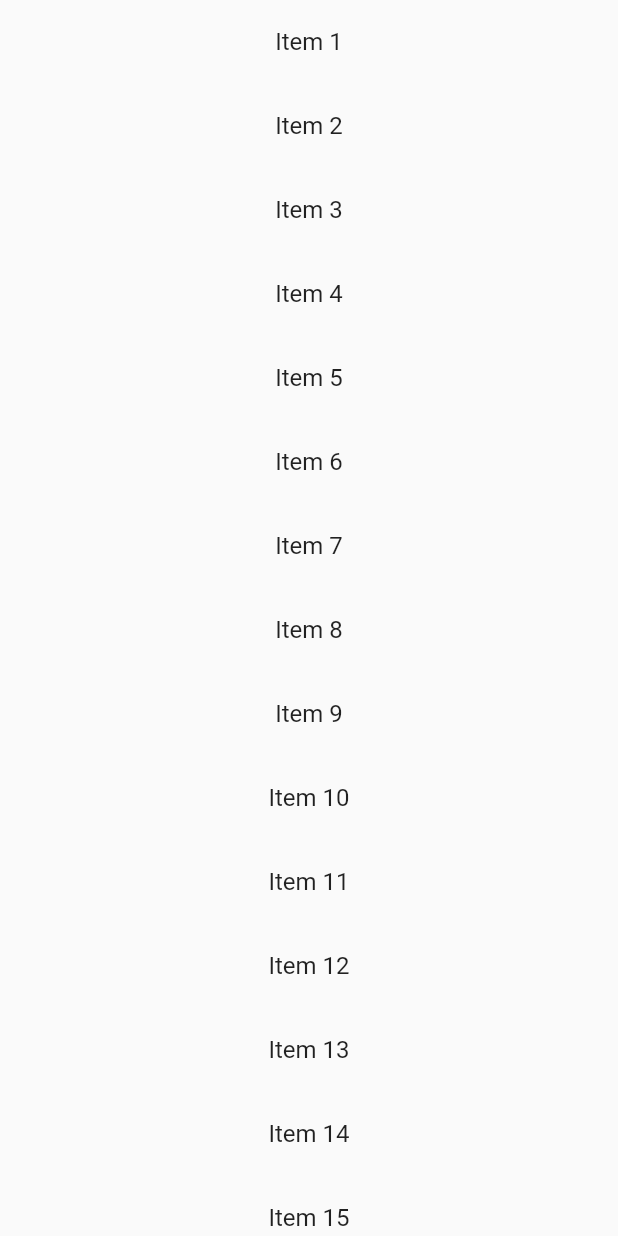
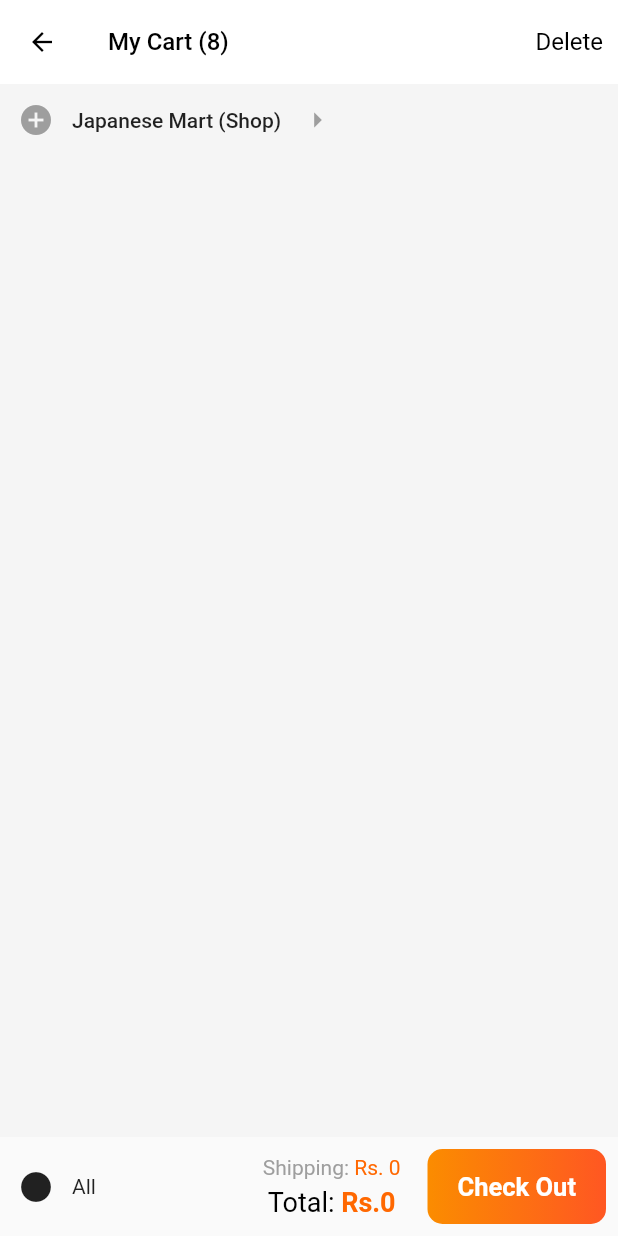
Before and after one commit to dnesbala/flutter-practice, a Flutter app: the screen it shows after launch, on a phone screen of 412 x 824 dp. Run offline on Flutter 3.47's test engine with Material 2 defaults, Android fonts, the phone set to English and light mode, and no system bars.

Commit message:
Added daraz cart bottom UI

```diff
--- a/lib/main.dart
+++ b/lib/main.dart
@@ -1,5 +1,6 @@
 import 'package:flutter/material.dart';
-import 'widgets/widgets.dart';
+import 'package:flutter_practice/ui/daraz_cart/daraz_cart_page.dart';
+// import 'widgets/widgets.dart';
 
 void main() {
   runApp(MyApp());
@@ -14,7 +15,7 @@ class MyApp extends StatelessWidget {
       theme: ThemeData(
         primarySwatch: Colors.purple,
       ),
-      home: DismissibleListPage(),
+      home: DarazCartPage(),
     );
   }
 }
--- /dev/null
+++ b/lib/ui/daraz_cart/daraz_cart_bottom_sheet.dart
@@ -0,0 +1,90 @@
+import 'package:flutter/material.dart';
+
+class DarazCartBottomSheet extends StatelessWidget {
+  static const TextStyle blackText =
+      TextStyle(color: Colors.black, fontSize: 16);
+  static const darazOrangeColor = Color(0xFFFF6801);
+
+  @override
+  Widget build(BuildContext context) {
+    return Container(
+      child: Row(
+        mainAxisAlignment: MainAxisAlignment.spaceBetween,
+        children: [
+          Row(
+            children: [
+              IconButton(
+                onPressed: () {},
+                icon: Icon(Icons.circle),
+              ),
+              Text("All"),
+            ],
+          ),
+          Row(
+            children: [
+              Column(
+                mainAxisSize: MainAxisSize.min,
+                children: [
+                  RichText(
+                    text: TextSpan(
+                      text: "Shipping: ",
+                      style: TextStyle(
+                        fontSize: 14,
+                        color: Colors.grey,
+                      ),
+                      children: [
+                        TextSpan(
+                          text: "Rs. 0",
+                          style:
+                              TextStyle(fontSize: 14, color: darazOrangeColor),
+                        ),
+                      ],
+                    ),
+                  ),
+                  SizedBox(height: 5),
+                  RichText(
+                    text: TextSpan(
+                      text: "Total: ",
+                      style: TextStyle(fontSize: 18, color: Colors.black),
+                      children: [
+                        TextSpan(
+                          text: "Rs.0",
+                          style: TextStyle(
+                              fontSize: 18,
+                              color: darazOrangeColor,
+                              fontWeight: FontWeight.bold),
+                        ),
+                      ],
+                    ),
+                  ),
+                ],
+              ),
+              SizedBox(width: 10),
+              Padding(
+                padding: const EdgeInsets.all(8.0),
+                child: Container(
+                  padding:
+                      const EdgeInsets.symmetric(horizontal: 20, vertical: 15),
+                  child: Text(
+                    "Check Out",
+                    style: TextStyle(
+                        color: Colors.white,
+                        fontSize: 17,
+                        fontWeight: FontWeight.bold),
+                  ),
+                  decoration: BoxDecoration(
+                    gradient: LinearGradient(
+                        colors: [Colors.orange[600], Colors.deepOrange],
+                        begin: Alignment.centerLeft,
+                        end: Alignment.centerRight),
+                    borderRadius: BorderRadius.circular(10),
+                  ),
+                ),
+              ),
+            ],
+          ),
+        ],
+      ),
+    );
+  }
+}
--- /dev/null
+++ b/lib/ui/daraz_cart/daraz_cart_page.dart
@@ -0,0 +1,63 @@
+import 'package:flutter/material.dart';
+import 'package:flutter_practice/ui/daraz_cart/daraz_cart_bottom_sheet.dart';
+
+class DarazCartPage extends StatefulWidget {
+  @override
+  _DarazCartPageState createState() => _DarazCartPageState();
+}
+
+class _DarazCartPageState extends State<DarazCartPage> {
+  static const TextStyle blackText =
+      TextStyle(color: Colors.black, fontSize: 16);
+
+  @override
+  Widget build(BuildContext context) {
+    return Scaffold(
+      backgroundColor: Colors.grey.shade100,
+      appBar: AppBar(
+        backgroundColor: Colors.white,
+        elevation: 0,
+        leading: IconButton(
+          padding: EdgeInsets.zero,
+          icon: Icon(Icons.arrow_back, color: Colors.black, size: 20),
+          onPressed: () => Navigator.of(context).pop(),
+        ),
+        title: Text("My Cart (8)", style: blackText),
+        actions: [
+          Container(
+            alignment: Alignment.center,
+            padding: const EdgeInsets.only(right: 10),
+            child: Text(
+              "Delete",
+              style: blackText,
+            ),
+          ),
+        ],
+      ),
+      body: Column(
+        children: [
+          Row(
+            crossAxisAlignment: CrossAxisAlignment.center,
+            children: [
+              IconButton(
+                onPressed: () {},
+                icon: Icon(Icons.add_circle),
+                color: Colors.grey,
+              ),
+              Text(
+                "Japanese Mart (Shop)",
+                style: Theme.of(context).textTheme.bodyText1,
+              ),
+              IconButton(
+                onPressed: () {},
+                icon: Icon(Icons.arrow_right_outlined),
+                color: Colors.grey,
+              ),
+            ],
+          ),
+        ],
+      ),
+      bottomSheet: DarazCartBottomSheet(),
+    );
+  }
+}
```
Also changed, not shown: assets/images/bottle.jpg (added), assets/images/laptop.jpg (added), assets/images/sunglass.jpg (added), lib/ui/facebook_appbar/facebook_appbar.dart (renamed from lib/ui/facebook_appbar.dart).
